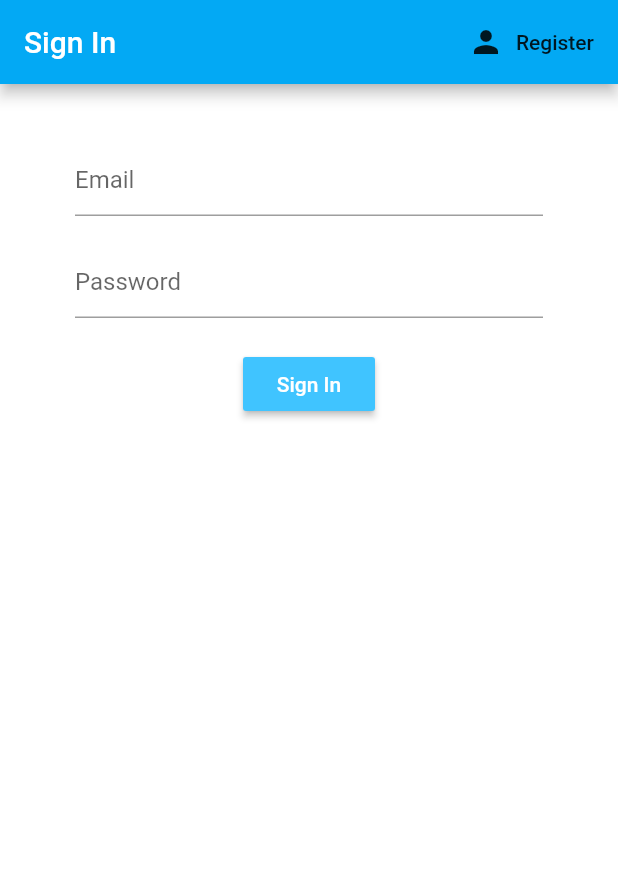
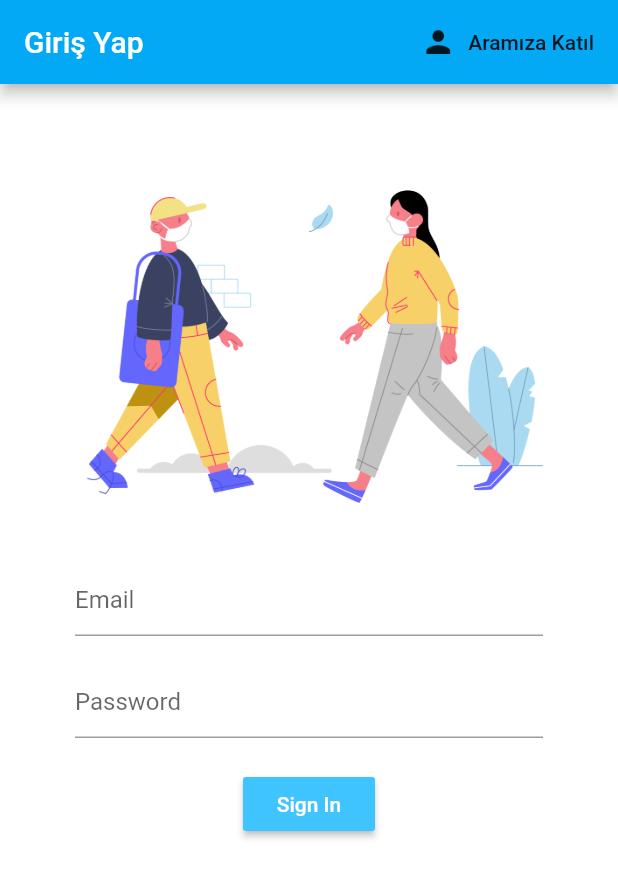
Before and after one commit to volkanarisli/gezginMobile, a Flutter app: the screen it shows after launch, on a phone screen of 412 x 824 dp. Shown: the top 878 px of the screen. Run offline on Flutter 3.47's test engine with Material 2 defaults, Android fonts, the phone set to English and light mode, and no system bars; our stand-ins replace delayed_display, firebase_auth, flutter_map, flutter_svg, font_awesome_flutter, geolocator and 1 more; accounts and stored records are empty.

Commit message:
Latest version

```diff
--- a/lib/screens/authenticate/register.dart
+++ b/lib/screens/authenticate/register.dart
@@ -23,7 +23,7 @@ class _RegisterState extends State<Register> {
       appBar: AppBar(
         backgroundColor: Colors.lightBlue,
         title: Text(
-          'Sign Up',
+          'Gezgin Kayıt',
           style: TextStyle(color: Colors.white),
         ),
         actions: <Widget>[
@@ -32,18 +32,26 @@ class _RegisterState extends State<Register> {
                 widget.toggleView();
               },
               icon: Icon(Icons.person),
-              label: Text('Sign In'))
+              label: Text('Giriş Yap'))
         ],
       ),
-      body: Container(
+      body: SingleChildScrollView(
+        child: Container(
             padding: EdgeInsets.symmetric(vertical: 20, horizontal: 50),
             child: Form(
               key: _formKey,
               child: Column(
                 children: <Widget>[
+                  SizedBox(height: 30),
+                  Image(
+                    image: AssetImage('assets/images/mask-man.png'),
+                    height: 250,
+                  ),
                   SizedBox(height: 20),
                   TextFormField(
-                  decoration: InputDecoration(hintText: 'Email',),
+                    decoration: InputDecoration(
+                      hintText: 'Email',
+                    ),
                     validator: (val) => val.isEmpty ? 'Enter an Email' : null,
                     onChanged: (val) {
                       setState(() => email = val);
@@ -69,8 +77,8 @@ class _RegisterState extends State<Register> {
                     ),
                     onPressed: () async {
                       if (_formKey.currentState.validate()) {
-                      dynamic result = await _auth.registerWithEmailAndPassword(
-                          email, password);
+                        dynamic result = await _auth
+                            .registerWithEmailAndPassword(email, password);
                         if (result == null) {
                           setState(() => error = 'please supply a valid email');
                         }
@@ -85,6 +93,7 @@ class _RegisterState extends State<Register> {
                 ],
               ),
             )),
+      ),
     );
   }
 }
--- a/lib/screens/authenticate/sign_in.dart
+++ b/lib/screens/authenticate/sign_in.dart
@@ -1,5 +1,6 @@
 import 'package:flutter/material.dart';
 import 'package:gezginmobile/services/auth.dart';
+import 'package:flutter_svg/svg.dart';
 
 class SingIn extends StatefulWidget {
   final Function toggleView;
@@ -24,7 +25,7 @@ class _SingInState extends State<SingIn> {
       appBar: AppBar(
         backgroundColor: Colors.lightBlue,
         title: Text(
-          'Sign In',
+          'Giriş Yap',
           style: TextStyle(color: Colors.white),
         ),
         actions: <Widget>[
@@ -33,16 +34,22 @@ class _SingInState extends State<SingIn> {
               widget.toggleView();
             },
             icon: Icon(Icons.person),
-            label: Text('Register'),
+            label: Text('Aramıza Katıl'),
           )
         ],
       ),
-      body: Container(
+      body: SingleChildScrollView(
+        child: Container(
             padding: EdgeInsets.symmetric(vertical: 20, horizontal: 50),
             child: Form(
               key: _formKey,
               child: Column(
                 children: <Widget>[
+                  SizedBox(height: 30),
+                  Image(
+                    image: AssetImage('assets/images/mask-man.png'),
+                    height: 250,
+                  ),
                   SizedBox(height: 20),
                   TextFormField(
                     decoration: InputDecoration(
@@ -91,6 +98,7 @@ class _SingInState extends State<SingIn> {
                 ],
               ),
             )),
+      ),
     );
   }
 }
--- a/pubspec.yaml
+++ b/pubspec.yaml
@@ -29,6 +29,7 @@ dependencies:
   firebase_auth: ^0.14.0+5
   cloud_firestore: ^0.12.9+4
   provider: ^3.1.0
+  flutter_svg: ^0.17.4
 
   flutter:
     sdk: flutter
```
Also changed, not shown: lib/screens/map__screen.dart (+73 -17 lines), lib/screens/route_map_screen.dart (+39 -17 lines), assets/images/mask-man-woman.svg (added), assets/images/mask-man.png (added), assets/images/mask-man.svg (added), pubspec.lock. Lines whose indentation alone changed are shown as unchanged.
